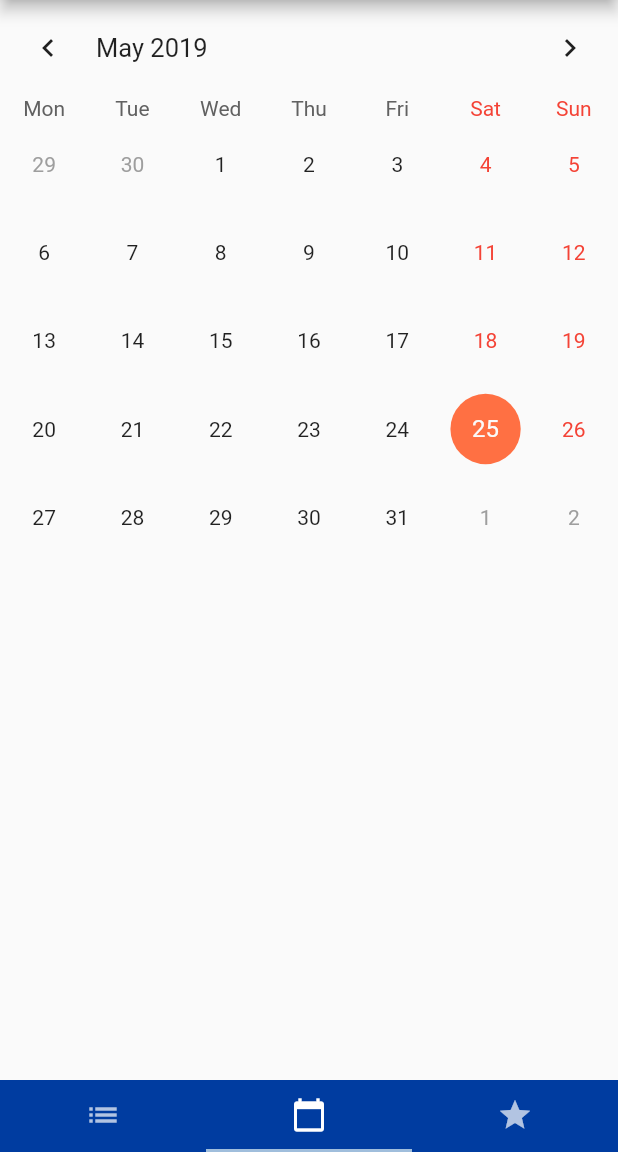
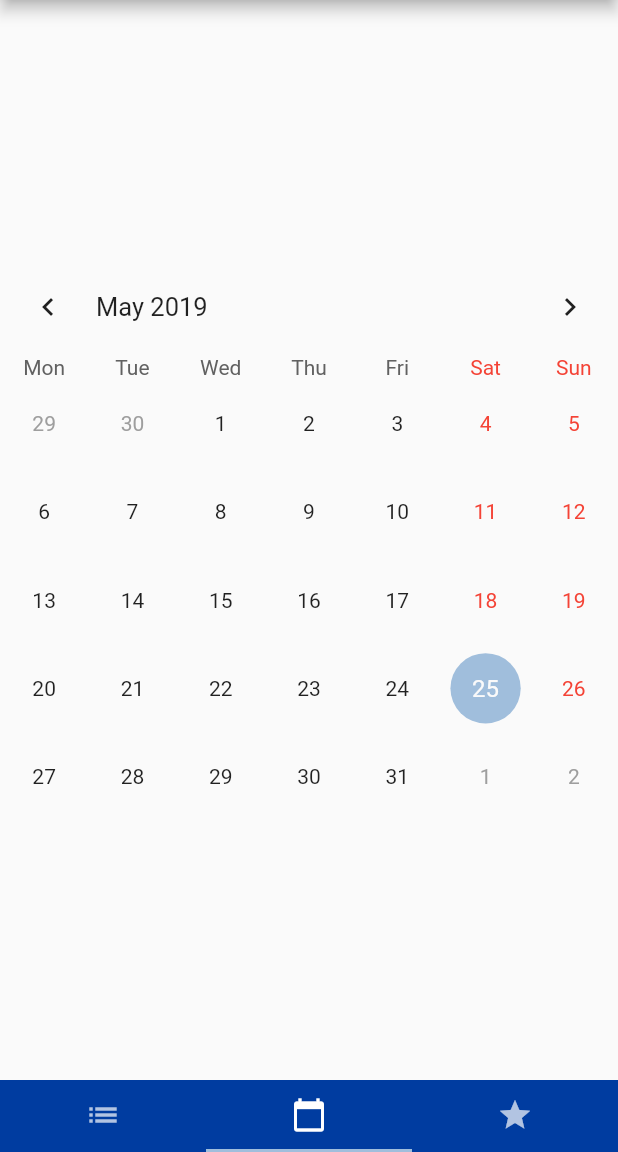
Before and after one commit to melinazanon/HAW-Events, a Flutter app: the screen it shows after launch, tab 2 chosen, on a phone screen of 412 x 824 dp, the part 84-1236 px from its top. Run offline on Flutter 3.47's test engine with Material 2 defaults, Android fonts, the phone set to English and light mode, and no system bars; our stand-ins replace table_calendar; missing offline and left inert: date_utils, simple_gesture_detector.

Commit message:
change calender position, app starts with calender

```diff
--- a/haw_events_application/lib/Calender.dart
+++ b/haw_events_application/lib/Calender.dart
@@ -37,15 +37,13 @@ class _CalenderState extends State<Calender> with TickerProviderStateMixin {
   @override
   Widget build(BuildContext context) {
     return Scaffold(
-      body: Column(
-        mainAxisSize: MainAxisSize.max,
-        children: <Widget>[
-          // Switch out 2 lines below to play with TableCalendar's settings
-          //-----------------------
-          _buildTableCalendar(),
-          // _buildTableCalendarWithBuilders(),
-          const SizedBox(height: 8.0),
-        ],
+      body: Center(
+       //mainAxisSize: MainAxisSize.max,
+        //children: <Widget>[
+          //Center(
+          child: _buildTableCalendar(),
+          //const SizedBox(height: 8.0),
+          //)],
       ),
     );
   }
@@ -62,18 +60,10 @@ class _CalenderState extends State<Calender> with TickerProviderStateMixin {
         CalendarFormat.month: 'Month',
       },
       calendarStyle: CalendarStyle(
-        selectedColor: Colors.deepOrange[400],
-        todayColor: Colors.deepOrange[200],
-        markersColor: Colors.brown[700],
+        selectedColor: Color(0xffa0bedc),
+        todayColor: Color(0xFF003ca0),
+        markersColor: Colors.blue[500],
       ),
-      headerStyle: HeaderStyle(
-        formatButtonTextStyle: TextStyle().copyWith(color: Colors.white, fontSize: 15.0),
-        formatButtonDecoration: BoxDecoration(
-          color: Colors.deepOrange[400],
-          borderRadius: BorderRadius.circular(16.0),
-        ),
-      ),
-
     );
   }
 }
--- a/haw_events_application/lib/main.dart
+++ b/haw_events_application/lib/main.dart
@@ -29,6 +29,7 @@ class EventTabsState extends State<EventTabs> with SingleTickerProviderStateMixi
     super.initState();
     //Parameter length = Anzahl der gewünschten Tabs
     controller = new TabController(vsync: this, length: 3);
+    controller.index = 1;
   }
 
   @override
```
